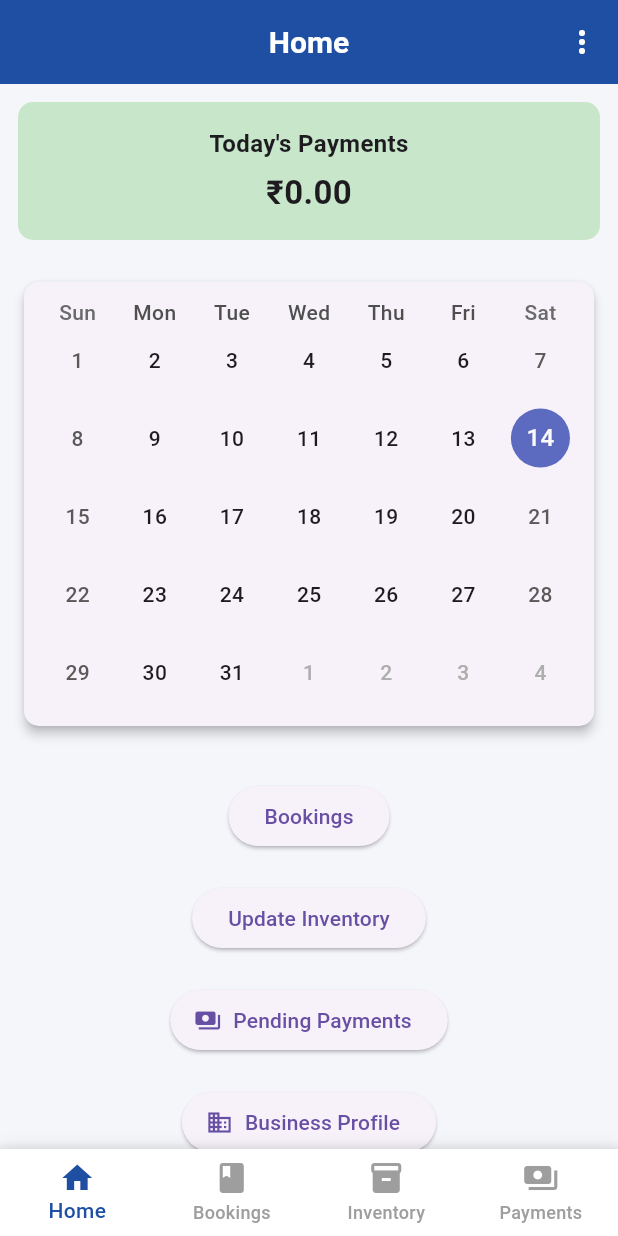
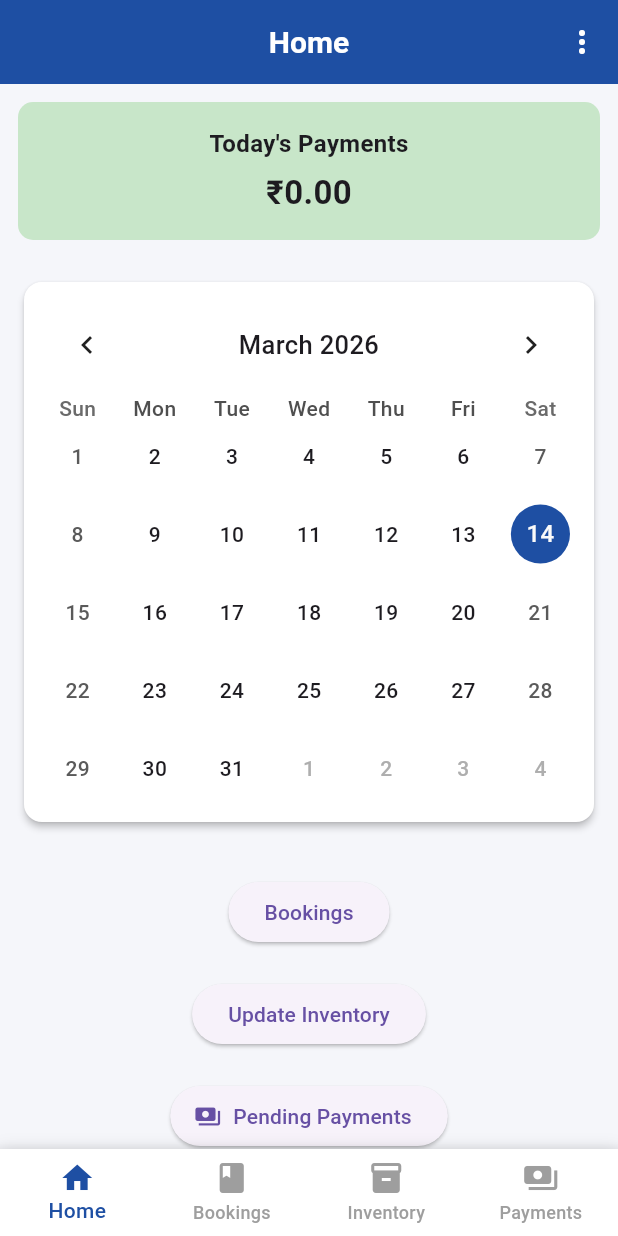
Before and after one commit to ritikkkkkk10/TeentApp, a Flutter app: the screen it shows once a user with an empty profile is signed in, on a phone screen of 412 x 824 dp. Run offline on Flutter 3.47's test engine with Material 3 defaults, Android fonts, the phone set to English and light mode, and no system bars; drawn by our look-alikes of table_calendar; our stand-ins replace cloud_firestore, firebase_auth, firebase_core, flutter_image_compress, google_sign_in, image_picker and 2 more; accounts and stored records are empty.

Commit message:
ui optimization 6

```diff
--- a/lib/core/widgets/bookings_calendar_widget.dart
+++ b/lib/core/widgets/bookings_calendar_widget.dart
@@ -4,12 +4,14 @@ import 'package:table_calendar/table_calendar.dart';
 
 class BookingsCalendarWidget extends StatefulWidget {
   final String businessId;
-  final bool isMini; // true when used on home screen
+  final bool isMini;
+  final Function(DateTime)? onDaySelected;
 
   const BookingsCalendarWidget({
     super.key,
     required this.businessId,
     this.isMini = false,
+    this.onDaySelected,
   });
 
   @override
@@ -74,6 +76,36 @@ class _BookingsCalendarWidgetState extends State<BookingsCalendarWidget> {
     return IgnorePointer(
       ignoring: widget.isMini,
       child: TableCalendar(
+        calendarBuilders: CalendarBuilders(
+          markerBuilder: (context, date, events) {
+            if (events.isEmpty) return null;
+
+            final isSelected = isSameDay(date, selectedDay);
+
+            return Positioned(
+              bottom: 10,
+              child: Row(
+                mainAxisSize: MainAxisSize.min,
+                children: events.take(3).map((event) {
+                  return Container(
+                    margin: const EdgeInsets.symmetric(horizontal: 1),
+                    width: 5,
+                    height: 5,
+                    decoration: BoxDecoration(
+                      color:
+                          isSelected ? Colors.white : const Color(0xFF1E4FA3),
+                      shape: BoxShape.circle,
+                    ),
+                  );
+                }).toList(),
+              ),
+            );
+          },
+        ),
+        headerStyle: const HeaderStyle(
+          titleCentered: true,
+          formatButtonVisible: false,
+        ),
         firstDay: DateTime(2020),
         lastDay: DateTime(2100),
         focusedDay: focusedDay,
@@ -86,11 +118,25 @@ class _BookingsCalendarWidgetState extends State<BookingsCalendarWidget> {
                   selectedDay = selected;
                   focusedDay = focused;
                 });
+
+                if (widget.onDaySelected != null) {
+                  widget.onDaySelected!(selected);
+                }
               },
-        headerVisible: !widget.isMini,
-        calendarStyle: const CalendarStyle(
-          markerDecoration: BoxDecoration(
-            color: Colors.red,
+        headerVisible: true,
+        calendarStyle: CalendarStyle(
+          markersMaxCount: 3,
+          markerSize: 5,
+          markerDecoration: const BoxDecoration(
+            color: Color(0xFF1E4FA3),
+            shape: BoxShape.circle,
+          ),
+          selectedDecoration: const BoxDecoration(
+            color: Color(0xFF1E4FA3),
+            shape: BoxShape.circle,
+          ),
+          todayDecoration: const BoxDecoration(
+            color: Color(0xFF1E4FA3),
             shape: BoxShape.circle,
           ),
         ),
--- a/lib/features/bookings/screens/bookings_calendar_screen.dart
+++ b/lib/features/bookings/screens/bookings_calendar_screen.dart
@@ -83,6 +83,12 @@ class _BookingsCalendarScreenState extends State<BookingsCalendarScreen> {
           /// CALENDAR
           BookingsCalendarWidget(
             businessId: widget.businessId,
+            onDaySelected: (day) {
+              setState(() {
+                selectedDay = day;
+                selectedEvents = getEventsForDay(day);
+              });
+            },
           ),
 
           const SizedBox(height: 10),
--- a/lib/screens/home_screen.dart
+++ b/lib/screens/home_screen.dart
@@ -167,7 +167,6 @@ class _HomeScreenState extends State<HomeScreen> {
             child: SingleChildScrollView(
               child: Column(
                 children: [
-
                   /// MINI CALENDAR
                   Padding(
                     padding: const EdgeInsets.all(12),
@@ -183,9 +182,10 @@ class _HomeScreenState extends State<HomeScreen> {
                         );
                       },
                       child: Card(
-              elevation: 3,
+                        color: Colors.white,
+                        elevation: 2,
                         shape: RoundedRectangleBorder(
-                borderRadius: BorderRadius.circular(10),
+                          borderRadius: BorderRadius.circular(12),
                         ),
                         child: Padding(
                           padding: const EdgeInsets.all(10),
```
Lines whose indentation alone changed are shown as unchanged.
